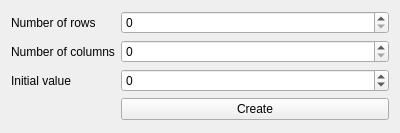
First picture: the form in src/wte/ui/HeightmapCreateDialog.ui, repository spiricn/Wt, before the edit.
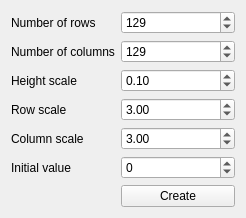
Second picture: the form after the edit.

Commit message: Terrain editting fixed; heightmap resource fully integrated.

```diff
--- a/src/wte/ui/HeightmapCreateDialog.ui
+++ b/src/wte/ui/HeightmapCreateDialog.ui
@@ -6,8 +6,8 @@
    <rect>
     <x>0</x>
     <y>0</y>
-    <width>400</width>
-    <height>133</height>
+    <width>246</width>
+    <height>189</height>
    </rect>
   </property>
   <property name="windowTitle">
@@ -28,7 +28,7 @@
      </property>
     </widget>
    </item>
-   <item row="3" column="0">
+   <item row="6" column="0">
     <widget class="QLabel" name="label_3">
      <property name="text">
       <string>Initial value</string>
@@ -40,6 +40,9 @@
      <property name="maximum">
       <number>9999</number>
      </property>
+     <property name="value">
+      <number>129</number>
+     </property>
     </widget>
    </item>
    <item row="1" column="1">
@@ -47,9 +50,12 @@
      <property name="maximum">
       <number>9999</number>
      </property>
+     <property name="value">
+      <number>129</number>
+     </property>
     </widget>
    </item>
-   <item row="3" column="1">
+   <item row="6" column="1">
     <widget class="QSpinBox" name="initialValue">
      <property name="minimum">
       <number>-32768</number>
@@ -59,13 +65,61 @@
      </property>
     </widget>
    </item>
-   <item row="4" column="1">
+   <item row="7" column="1">
     <widget class="QPushButton" name="pushButton">
      <property name="text">
       <string>Create</string>
      </property>
     </widget>
    </item>
+   <item row="3" column="0">
+    <widget class="QLabel" name="label_4">
+     <property name="text">
+      <string>Height scale</string>
+     </property>
+    </widget>
+   </item>
+   <item row="4" column="0">
+    <widget class="QLabel" name="label_5">
+     <property name="text">
+      <string>Row scale</string>
+     </property>
+    </widget>
+   </item>
+   <item row="5" column="0">
+    <widget class="QLabel" name="label_6">
+     <property name="text">
+      <string>Column scale</string>
+     </property>
+    </widget>
+   </item>
+   <item row="3" column="1">
+    <widget class="QDoubleSpinBox" name="heightScale">
+     <property name="value">
+      <double>0.100000000000000</double>
+     </property>
+    </widget>
+   </item>
+   <item row="5" column="1">
+    <widget class="QDoubleSpinBox" name="columnScale">
+     <property name="value">
+      <double>3.000000000000000</double>
+     </property>
+    </widget>
+   </item>
+   <item row="4" column="1">
+    <widget class="QDoubleSpinBox" name="rowScale">
+     <property name="maximum">
+      <double>99999.000000000000000</double>
+     </property>
+     <property name="singleStep">
+      <double>0.100000000000000</double>
+     </property>
+     <property name="value">
+      <double>3.000000000000000</double>
+     </property>
+    </widget>
+   </item>
   </layout>
  </widget>
  <resources/>
```
The commit also changes 12 other files.
